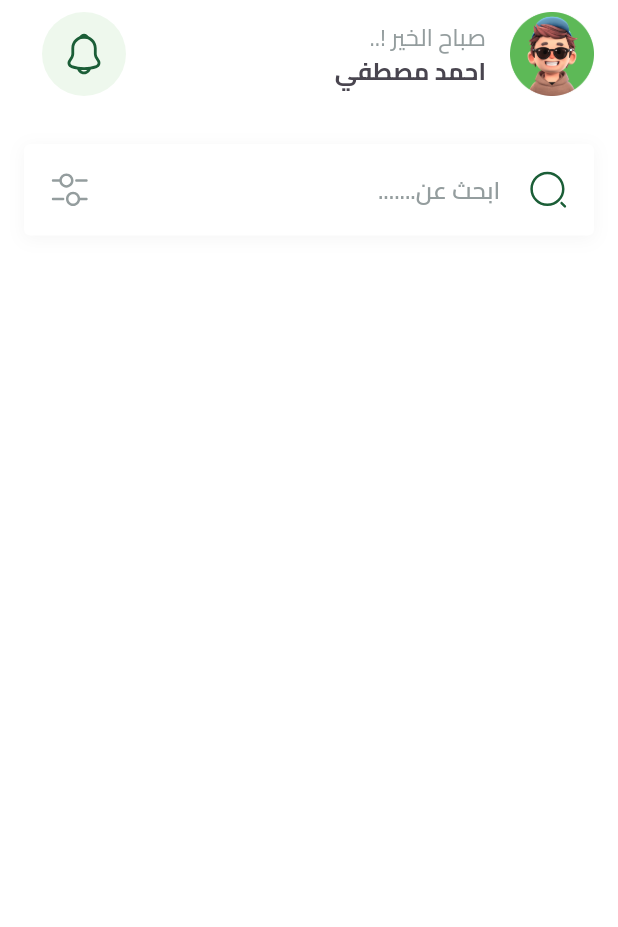
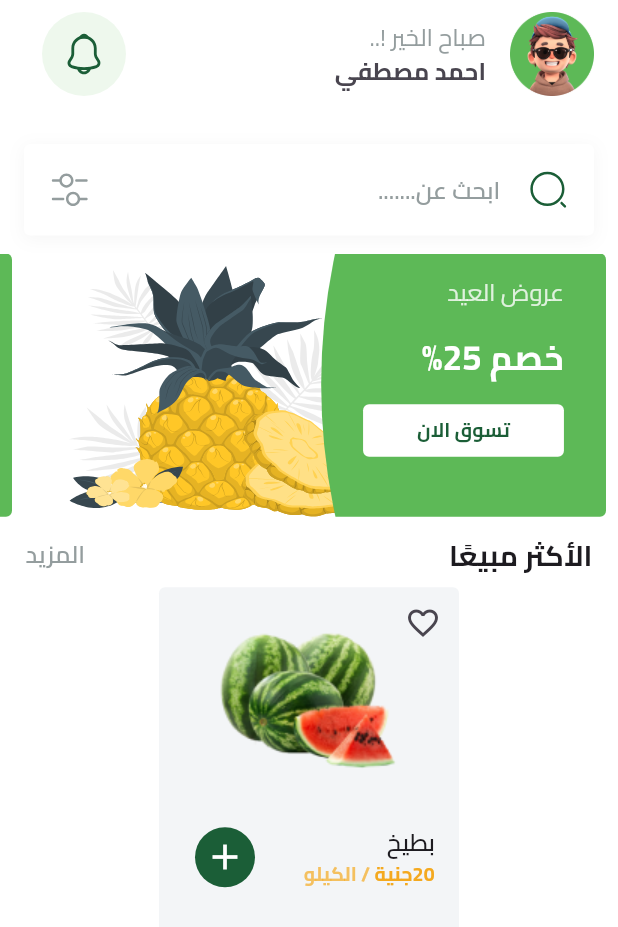
Before and after one commit to ahmedyhia123/Fruits-Hub, a Flutter app: the HomeView screen opened by its route, on a phone screen of 412 x 824 dp. Shown: the top 927 px of the screen. Run offline on Flutter 3.47's test engine with Material 3 defaults, Android fonts, the phone set to English and light mode, and no system bars; our stand-ins replace bloc, cloud_firestore, dartz, dots_indicator, firebase_auth, firebase_core and 7 more; missing offline and left inert: flutter_facebook_auth; accounts and stored records are empty.

Commit message:
careate featured item and fruit item dene

```diff
--- a/lib/Core/utils/app_images.dart
+++ b/lib/Core/utils/app_images.dart
@@ -12,6 +12,8 @@ class Assets {
   static const String assetsImagesSettingIcon = "assets/images/setting.svg";
   static const String assetsImagesUserImage = "assets/images/user_image.png";
   static const String assetsImagesSearchIcon = "assets/images/search.svg";
+  static const String assetsImagesWatermelon = "assets/images/watermelon.png";
+  static const String assetsImagesShapGreean = "assets/images/shap_greean.svg";
   static const String assetsImagesNotificationIcon =
       "assets/images/notification.svg";
 
--- /dev/null
+++ b/lib/Core/widgets/fruit_item.dart
@@ -0,0 +1,63 @@
+import 'package:flutter/material.dart';
+import 'package:fruits_hub/Core/utils/app_images.dart';
+import 'package:fruits_hub/Core/utils/styles.dart';
+
+class FruitItem extends StatelessWidget {
+  const FruitItem({super.key});
+
+  @override
+  Widget build(BuildContext context) {
+    return Container(
+      width: 200,
+      height: 250,
+      decoration: ShapeDecoration(
+        color: const Color(0xffF3F5F7),
+        shape: RoundedRectangleBorder(borderRadius: BorderRadius.circular(4)),
+      ),
+      child: Stack(
+        children: [
+          Positioned(
+            // top: 8,
+            // right: 8,
+            child: IconButton(
+              onPressed: () {},
+              icon: const Icon(Icons.favorite_border_outlined),
+            ),
+          ),
+          Positioned.fill(
+            child: Column(
+              children: [
+                const SizedBox(height: 25),
+                Image.asset(Assets.assetsImagesWatermelon),
+                const SizedBox(height: 20),
+                ListTile(
+                  trailing: const CircleAvatar(
+                    backgroundColor: Color(0xff1B5E37),
+                    child: Icon( Icons.add, color: Colors.white , size: 28,),
+                  ),
+                  title: const Text('بطيخ', style: Styles.semiBold16),
+                  subtitle: Row(
+                    children: [
+                      Text(
+                        '20جنية ',
+                        style: Styles.bold13.copyWith(
+                          color: const Color(0xffF4A91F),
+                        ),
+                      ),
+                      Text(
+                        '/ الكيلو',
+                        style: Styles.bold13.copyWith(
+                          color: const Color(0xffF4A91F).withValues(alpha: 0.7),
+                        ),
+                      ),
+                    ],
+                  ),
+                ),
+              ],
+            ),
+          ),
+        ],
+      ),
+    );
+  }
+}
--- /dev/null
+++ b/lib/Features/Home/presentation/views/widgets/featured_bottom.dart
@@ -0,0 +1,31 @@
+import 'package:flutter/material.dart';
+import 'package:fruits_hub/Core/utils/styles.dart';
+
+class FeaturedBottom extends StatelessWidget {
+  const FeaturedBottom({super.key, required this.text, this.onPressed});
+  final String text;
+  final VoidCallback? onPressed;
+
+  @override
+  Widget build(BuildContext context) {
+    return SizedBox(
+      height: 35,
+      child: TextButton(
+        style: TextButton.styleFrom(
+          shape: RoundedRectangleBorder(borderRadius: BorderRadius.circular(4)),
+          backgroundColor: Colors.white,
+        ),
+        onPressed: onPressed,
+        child: Padding(
+          padding: const EdgeInsets.symmetric(horizontal: 24),
+          child: FittedBox(
+            child: Text(
+              text,
+              style: Styles.bold13.copyWith(color: const Color(0xff1B5E37)),
+            ),
+          ),
+        ),
+      ),
+    );
+  }
+}
--- /dev/null
+++ b/lib/Features/Home/presentation/views/widgets/featured_item.dart
@@ -0,0 +1,71 @@
+import 'package:flutter/material.dart';
+import 'package:flutter_svg/svg.dart';
+import 'package:fruits_hub/Core/utils/app_images.dart';
+import 'package:fruits_hub/Core/utils/styles.dart';
+import 'package:fruits_hub/Features/Home/presentation/views/widgets/featured_bottom.dart';
+import 'package:flutter_svg_provider/flutter_svg_provider.dart' as svg;
+
+class FeaturedItem extends StatelessWidget {
+  const FeaturedItem({super.key});
+
+  @override
+  Widget build(BuildContext context) {
+    final itemWidth = MediaQuery.of(context).size.width -32;
+    return ClipRRect(
+      borderRadius: BorderRadius.circular(4),
+      child: SizedBox(
+
+        width: itemWidth,
+        child: AspectRatio(
+          aspectRatio: 342 / 158,
+          child: Stack(
+            children: [
+              Positioned(
+                top: 0,
+                bottom: 0,
+                left: 0,
+                right: itemWidth *.36,
+                child: SvgPicture.asset(
+                  fit: BoxFit.fill,
+                  Assets.assetsImagesOnboarding2)),
+              Container(
+                width: itemWidth / 2,
+                decoration: const BoxDecoration(
+                  image: DecorationImage(
+                    image: svg.Svg(Assets.assetsImagesShapGreean),
+                    fit: BoxFit.fill,
+                  ),
+                ),
+                child: Center(
+                  child: Column(
+                    crossAxisAlignment: CrossAxisAlignment.start,
+                    children: [
+                      const Spacer(),
+                      Text(
+
+                        'عروض العيد',
+                        style: Styles.regular16.copyWith(color: Colors.white.withValues(
+                          alpha: 0.8
+                        )),
+                      ),
+
+                      const SizedBox(height: 15),
+                      Text(
+
+                        'خصم 25%',
+                        style: Styles.bold23.copyWith(color: Colors.white),
+                      ),
+                      const SizedBox(height: 15),
+                      const FeaturedBottom(text: 'تسوق الان'),
+                      const SizedBox(height: 40),
+                    ],
+                  ),
+                ),
+              ),
+            ],
+          ),
+        ),
+      ),
+    );
+  }
+}
--- /dev/null
+++ b/lib/Features/Home/presentation/views/widgets/featured_list.dart
@@ -0,0 +1,22 @@
+import 'package:flutter/material.dart';
+import 'package:fruits_hub/Features/Home/presentation/views/widgets/featured_item.dart';
+
+class FeaturedList extends StatelessWidget {
+  const FeaturedList({super.key});
+
+  @override
+  Widget build(BuildContext context) {
+    return SingleChildScrollView(
+      scrollDirection: Axis.horizontal,
+      child: Row(
+        children: List.generate(
+          4,
+          (index) => const Padding(
+            padding: EdgeInsets.symmetric(horizontal: 8),
+            child: FeaturedItem(),
+          ),
+        ),
+      ),
+    );
+  }
+}
--- a/lib/Features/Home/presentation/views/widgets/home_view_body.dart
+++ b/lib/Features/Home/presentation/views/widgets/home_view_body.dart
@@ -1,7 +1,9 @@
 import 'package:flutter/material.dart';
+import 'package:fruits_hub/Core/widgets/fruit_item.dart';
 import 'package:fruits_hub/Core/widgets/search_text_field.dart';
-import 'package:fruits_hub/Core/widgets/sliver_sized_box.dart';
 import 'package:fruits_hub/Features/Home/presentation/views/widgets/custom_home_app_bar.dart';
+import 'package:fruits_hub/Features/Home/presentation/views/widgets/featured_list.dart';
+import 'package:fruits_hub/Features/Home/presentation/views/widgets/most_selling.dart';
 
 class HomeViewBody extends StatelessWidget {
   const HomeViewBody({super.key});
@@ -10,12 +12,22 @@ class HomeViewBody extends StatelessWidget {
   Widget build(BuildContext context) {
     return const CustomScrollView(
       slivers: [
-        SliverToBoxAdapter(child: CustomHomeAppBar()),
-        SliverSizedBox(height: 24),
         SliverToBoxAdapter(
-          child: Padding(
-            padding: EdgeInsets.symmetric(horizontal: 16),
-            child: SearchTextField(),
+          child: Column(
+            children: [
+              CustomHomeAppBar(),
+              SizedBox(height: 24),
+              Padding(
+                padding: EdgeInsets.symmetric(horizontal: 16),
+                child: SearchTextField(),
+              ),
+              SizedBox(height: 12),
+              FeaturedList(),
+              SizedBox(height: 12),
+              MostSelling(),
+              SizedBox(height: 8),
+              FruitItem(),
+            ],
           ),
         ),
       ],
--- /dev/null
+++ b/lib/Features/Home/presentation/views/widgets/most_selling.dart
@@ -0,0 +1,23 @@
+import 'package:flutter/material.dart';
+import 'package:fruits_hub/Core/utils/styles.dart';
+
+class MostSelling extends StatelessWidget {
+  const MostSelling({super.key});
+
+  @override
+  Widget build(BuildContext context) {
+    return Padding(
+      padding: const EdgeInsets.symmetric(horizontal: 17),
+      child: Row(
+        children: [
+          const Text('الأكثر مبيعًا', style: Styles.bold19),
+          const Spacer(),
+          Text(
+            'المزيد',
+            style: Styles.semiBold16.copyWith(color: const Color(0xff949D9E)),
+          ),
+        ],
+      ),
+    );
+  }
+}
--- a/lib/Features/auth/data/repos/auth_repo_impl.dart
+++ b/lib/Features/auth/data/repos/auth_repo_impl.dart
@@ -28,7 +28,7 @@ class AuthRepoImpl extends AuthRepo {
         email,
         password,
       );
-      var userEntity = UserEntity(uid: user.uid, email: email, name: name);
+      final userEntity = UserEntity(uid: user.uid, email: email, name: name);
 
       await addUserData(user: userEntity);
       return Right(userEntity);
@@ -78,7 +78,7 @@ class AuthRepoImpl extends AuthRepo {
         name: user.displayName!,
       );
 
-      var isUserExist = await _dataBaseService.checkIfDataExists(
+      final isUserExist = await _dataBaseService.checkIfDataExists(
         uid: user.uid,
         collection: BackendEndpoints.usersCollection,
       );
@@ -117,7 +117,7 @@ class AuthRepoImpl extends AuthRepo {
         email: user.email!,
         name: user.displayName!,
       );
-      var isUserExist = await _dataBaseService.checkIfDataExists(
+      final isUserExist = await _dataBaseService.checkIfDataExists(
         uid: user.uid,
         collection: BackendEndpoints.usersCollection,
       );
--- a/pubspec.yaml
+++ b/pubspec.yaml
@@ -42,6 +42,7 @@ dependencies:
   flutter_localizations:
     sdk: flutter
   flutter_svg: ^2.1.0
+  flutter_svg_provider: ^1.0.7
   get_it: ^8.0.3
   google_sign_in: ^6.3.0
   intl: ^0.19.0
```
Also changed, not shown: assets/images/shap_greean.svg (added), assets/images/watermelon.png (added), lib/generated/intl/messages_all.dart, pubspec.lock.
